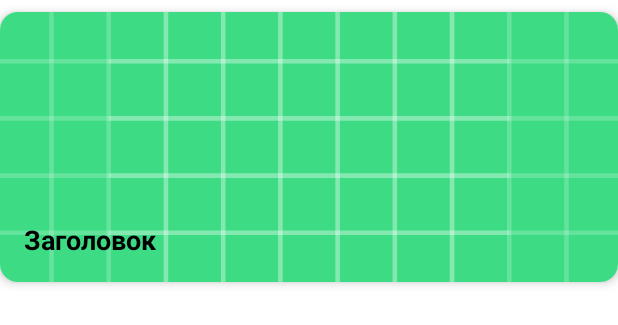
After one commit to Plyshkaa/StavFishman, an Android app built with Jetpack Compose: the layout guide_card_item.xml on its own in the app's theme, with its tools: preview values and no code run, on a phone screen of 412 x 824 dp. The commit adds this screen. Shown: the top 325 px of the screen. Run offline under Robolectric (Android 15) with nearby library versions, the phone set to English and light mode, and no system bars.

Commit message:
Добавил раздел справочника с карточками

```diff
--- a/app/src/main/AndroidManifest.xml
+++ b/app/src/main/AndroidManifest.xml
@@ -34,6 +34,10 @@
             android:name=".FishDetailActivity"
             android:exported="true" />
 
+        <activity
+            android:name=".GuideActivity"
+            android:exported="true" />
+
 
 
         <!-- Основное приложение -->
--- a/app/src/main/java/com/example/fishingforecastappstav/MainActivity.kt
+++ b/app/src/main/java/com/example/fishingforecastappstav/MainActivity.kt
@@ -83,7 +83,7 @@ class MainActivity : AppCompatActivity() {
         binding.bottomNav.setOnNavigationItemSelectedListener { menuItem ->
             when (menuItem.itemId) {
                 R.id.nav_guide -> {
-                    // startActivity(Intent(this, GuideActivity::class.java))
+                    startActivity(Intent(this, GuideActivity::class.java))
                     true
                 }
                 R.id.nav_map -> {
--- a/app/src/main/java/com/example/fishingforecastappstav/mainScreen/AboutScreen.kt
+++ b/app/src/main/java/com/example/fishingforecastappstav/mainScreen/AboutScreen.kt
@@ -9,7 +9,6 @@ import androidx.appcompat.app.AppCompatActivity
 import androidx.appcompat.widget.Toolbar
 import com.google.android.material.bottomnavigation.BottomNavigationView
 import androidx.core.content.ContextCompat
-import com.example.fishingforecastappstav.mainScreen.GuideActivity
 
 class AboutScreen : AppCompatActivity() {
     override fun onCreate(savedInstanceState: Bundle?) {
--- /dev/null
+++ b/app/src/main/java/com/example/fishingforecastappstav/mainScreen/GuideCategory.kt
@@ -0,0 +1,6 @@
+package com.example.fishingforecastappstav.mainScreen
+
+data class GuideCategory(
+    val title: String,
+    val imageResId: Int
+)
--- a/app/src/main/res/layout/activity_about.xml
+++ b/app/src/main/res/layout/activity_about.xml
@@ -5,7 +5,7 @@
     android:layout_width="match_parent"
     android:layout_height="match_parent"
     android:background="@android:color/white"
-    tools:context=".mainScreen.AboutScreen"
+    tools:context=".AboutScreen"
     android:fitsSystemWindows="true">
 
     <!-- Тулбар с кастомным заголовком по центру -->
--- /dev/null
+++ b/app/src/main/res/layout/guide_card_item.xml
@@ -0,0 +1,34 @@
+<com.google.android.material.card.MaterialCardView xmlns:android="http://schemas.android.com/apk/res/android"
+    android:layout_width="match_parent"
+    android:layout_height="180dp"
+    xmlns:app="http://schemas.android.com/apk/res-auto"
+    android:layout_marginVertical="8dp"
+    app:cardCornerRadius="12dp"
+    app:cardElevation="4dp"
+    android:fitsSystemWindows="true"
+    android:background="@android:color/white">
+
+    <FrameLayout
+        android:layout_width="match_parent"
+        android:layout_height="match_parent">
+
+        <ImageView
+            android:id="@+id/itemImage"
+            android:layout_width="match_parent"
+            android:layout_height="match_parent"
+            android:scaleType="centerCrop"
+            android:src="@drawable/ic_launcher_background" />
+
+        <TextView
+            android:id="@+id/itemTitle"
+            android:layout_width="wrap_content"
+            android:layout_height="wrap_content"
+            android:text="Заголовок"
+            android:textColor="#000000"
+            android:textSize="18sp"
+            android:textStyle="bold"
+            android:layout_gravity="bottom|start"
+            android:padding="16dp"
+            />
+    </FrameLayout>
+</com.google.android.material.card.MaterialCardView>
```
Also changed, not shown: app/src/main/java/com/example/fishingforecastappstav/mainScreen/GuideActivity.kt (+53 -2 lines), app/src/main/java/com/example/fishingforecastappstav/mainScreen/GuideAdapter.kt (added, +39 -0 lines), app/src/main/res/layout/activity_guide.xml (added, +17 -0 lines), app/src/main/res/layout/item_category.xml (added, +28 -0 lines), app/src/main/res/drawable/baits_feeding.png (added), app/src/main/res/drawable/ecology.png (added), app/src/main/res/drawable/equipment.png (added), app/src/main/res/drawable/expert_advice.png (added), app/src/main/res/drawable/faq.png (added), app/src/main/res/drawable/fishing_techniques.png (added), app/src/main/res/drawable/seasonal_advice.png (added).
